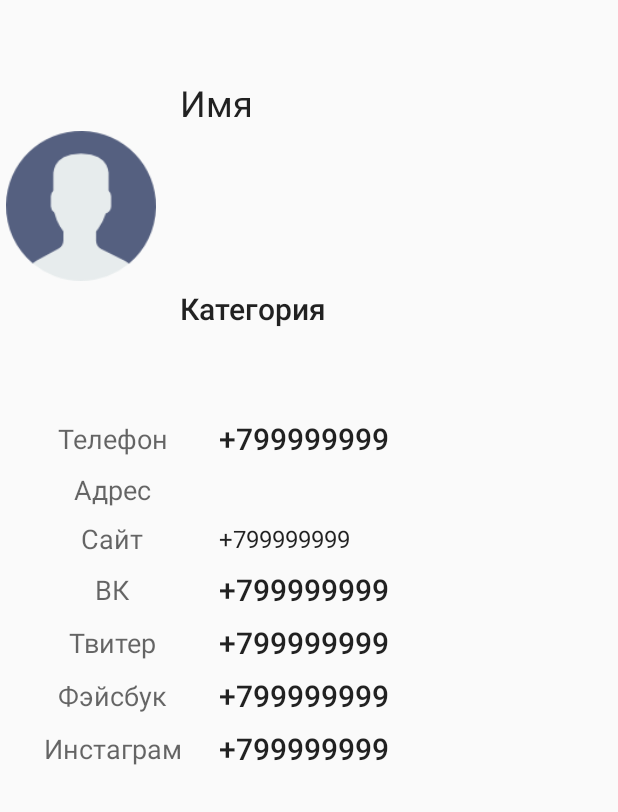
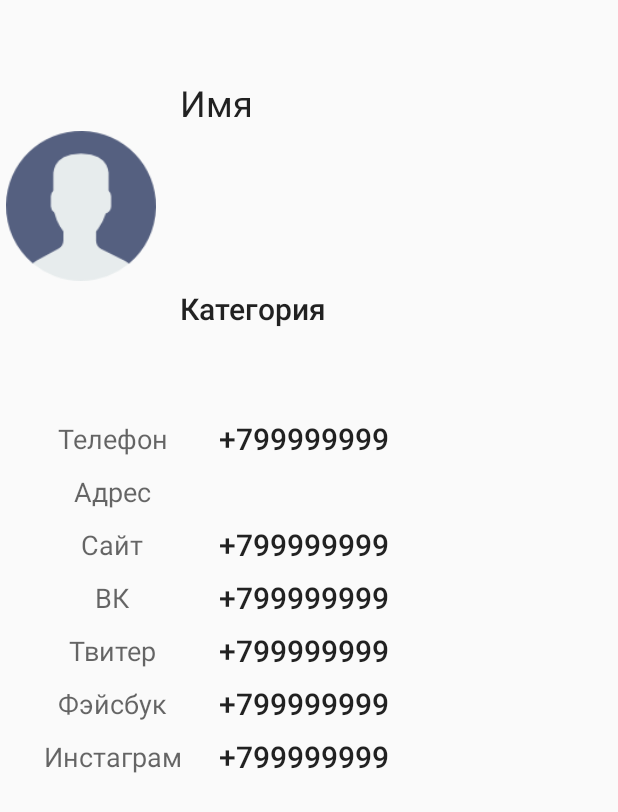
Before and after one commit to kenigteh/Profse, an Android app: the layout client_card.xml on its own in the app's theme, with its tools: preview values and no code run, on a phone screen of 412 x 824 dp. Shown: the top 812 px of the screen. Run offline under Robolectric (Android 15) with nearby library versions, the phone set to English and light mode, and no system bars.

Commit message:
Third! The shit gone real. Lot's of small stuff i layouts, but yet no registration and 21 API still broke

```diff
--- a/app/src/main/java/com/ivlup/profse/FragmentClientCard.java
+++ b/app/src/main/java/com/ivlup/profse/FragmentClientCard.java
@@ -47,6 +47,7 @@ public class FragmentClientCard extends Fragment {
         TextView cCategory = view.findViewById(R.id.client_category);
         cCategory.setText(category);
 
+
         TextView cPhone = view.findViewById(R.id.client_phone);
         cPhone.setText(MainActivity.mapClients.get(name).getPhone());
 
@@ -70,25 +71,25 @@ public class FragmentClientCard extends Fragment {
 
 
         LinearLayout phone_layout = (LinearLayout) view.findViewById(R.id.number_layout);
-        if (MainActivity.mapClients.get(name).getPhone().isEmpty()) phone_layout.setVisibility(View.INVISIBLE);
+        if (String.valueOf(cPhone.getText()).isEmpty()) phone_layout.setVisibility(View.GONE);
 
         LinearLayout adress_layout = (LinearLayout) view.findViewById(R.id.address_layout);
-        if (MainActivity.mapClients.get(name).getAddress().isEmpty()) adress_layout.setVisibility(View.INVISIBLE);
+        if (String.valueOf(cAddress.getText()).isEmpty()) adress_layout.setVisibility(View.GONE);
 
         LinearLayout site_layout = (LinearLayout) view.findViewById(R.id.site_layout);
-        if (MainActivity.mapClients.get(name).getSite().isEmpty()) site_layout.setVisibility(View.INVISIBLE);
+        if (String.valueOf(cSite.getText()).isEmpty()) site_layout.setVisibility(View.GONE);
 
         LinearLayout vk_layout = (LinearLayout) view.findViewById(R.id.vk_layout);
-        if (MainActivity.mapClients.get(name).getVk().isEmpty()) vk_layout.setVisibility(View.INVISIBLE);
+        if (String.valueOf(cVk.getText()).isEmpty()) vk_layout.setVisibility(View.GONE);
 
         LinearLayout twitter_layout = (LinearLayout) view.findViewById(R.id.twitter_layout);
-        if (MainActivity.mapClients.get(name).getTwitter().isEmpty()) twitter_layout.setVisibility(View.INVISIBLE);
+        if (String.valueOf(cTwitter.getText()).isEmpty()) twitter_layout.setVisibility(View.GONE);
 
         LinearLayout facebook_layout = (LinearLayout) view.findViewById(R.id.facebook_layout);
-        if (MainActivity.mapClients.get(name).getFacebook().isEmpty()) facebook_layout.setVisibility(View.INVISIBLE);
+        if (String.valueOf(cFacebook.getText()).isEmpty()) facebook_layout.setVisibility(View.GONE);
 
         LinearLayout instagram_layout = (LinearLayout) view.findViewById(R.id.instagram_layout);
-        if (MainActivity.mapClients.get(name).getInstagram().isEmpty()) instagram_layout.setVisibility(View.INVISIBLE);
+        if (String.valueOf(cInstagram.getText()).isEmpty()) instagram_layout.setVisibility(View.GONE);
 
 
 
--- a/app/src/main/res/layout/client_card.xml
+++ b/app/src/main/res/layout/client_card.xml
@@ -76,7 +76,7 @@
                 android:layout_weight="1"
                 android:orientation="horizontal"
                 android:layout_width="match_parent"
-                android:layout_height="0dp">
+                android:layout_height="wrap_content">
                 <TextView
                     android:gravity="center"
                     style="@style/TextAppearance.AppCompat.Medium"
@@ -92,7 +92,8 @@
                     style="@style/TextAppearance.AppCompat.Title"
                     android:layout_weight="2"
                     android:layout_width="0dp"
-                    android:layout_height="match_parent"
+                    android:layout_height="wrap_content"
+                    android:maxLines="2"
                     android:text="+799999999"/>
 
             </LinearLayout>
@@ -104,7 +105,7 @@
 
                 android:orientation="horizontal"
                 android:layout_width="match_parent"
-                android:layout_height="0dp">
+                android:layout_height="wrap_content">
                 <TextView
                     android:gravity="center"
                     style="@style/TextAppearance.AppCompat.Medium"
@@ -116,10 +117,10 @@
                     android:id="@+id/client_address"
                     android:gravity="center_vertical"
                     android:layout_marginLeft="7dp"
-                    style="@style/TextAppearance.AppCompat.Subhead"
+                    style="@style/TextAppearance.AppCompat.Title"
                     android:layout_weight="2"
                     android:layout_width="0dp"
-                    android:layout_height="match_parent"
+                    android:layout_height="wrap_content"
                     android:text=""/>
 
             </LinearLayout>
@@ -131,7 +132,7 @@
                 android:layout_weight="1"
                 android:orientation="horizontal"
                 android:layout_width="match_parent"
-                android:layout_height="0dp">
+                android:layout_height="wrap_content">
                 <TextView
                     android:gravity="center"
                     style="@style/TextAppearance.AppCompat.Medium"
@@ -144,10 +145,10 @@
                     android:gravity="center_vertical"
                     android:autoLink="web"
                     android:layout_marginLeft="7dp"
-                    style="@style/TextAppearance.AppCompat.Subhead"
+                    style="@style/TextAppearance.AppCompat.Title"
                     android:layout_weight="2"
                     android:layout_width="0dp"
-                    android:layout_height="match_parent"
+                    android:layout_height="wrap_content"
                     android:text="+799999999"/>
 
             </LinearLayout>
@@ -159,7 +160,7 @@
 
                 android:orientation="horizontal"
                 android:layout_width="match_parent"
-                android:layout_height="0dp">
+                android:layout_height="wrap_content">
                 <TextView
                     android:gravity="center"
                     style="@style/TextAppearance.AppCompat.Medium"
@@ -175,7 +176,7 @@
                     style="@style/TextAppearance.AppCompat.Title"
                     android:layout_weight="2"
                     android:layout_width="0dp"
-                    android:layout_height="match_parent"
+                    android:layout_height="wrap_content"
                     android:text="+799999999"/>
 
             </LinearLayout>
@@ -187,7 +188,7 @@
                 android:id="@+id/twitter_layout"
 
                 android:layout_width="match_parent"
-                android:layout_height="0dp">
+                android:layout_height="wrap_content">
                 <TextView
                     android:gravity="center"
                     style="@style/TextAppearance.AppCompat.Medium"
@@ -203,7 +204,7 @@
                     style="@style/TextAppearance.AppCompat.Title"
                     android:layout_weight="2"
                     android:layout_width="0dp"
-                    android:layout_height="match_parent"
+                    android:layout_height="wrap_content"
                     android:text="+799999999"/>
 
             </LinearLayout>
@@ -215,7 +216,7 @@
                 android:id="@+id/facebook_layout"
 
                 android:layout_width="match_parent"
-                android:layout_height="0dp">
+                android:layout_height="wrap_content">
                 <TextView
                     android:gravity="center"
                     style="@style/TextAppearance.AppCompat.Medium"
@@ -231,7 +232,7 @@
                     style="@style/TextAppearance.AppCompat.Title"
                     android:layout_weight="2"
                     android:layout_width="0dp"
-                    android:layout_height="match_parent"
+                    android:layout_height="wrap_content"
                     android:text="+799999999"/>
 
             </LinearLayout>
@@ -243,7 +244,7 @@
                 android:layout_weight="1"
                 android:orientation="horizontal"
                 android:layout_width="match_parent"
-                android:layout_height="0dp">
+                android:layout_height="wrap_content">
                 <TextView
                     android:gravity="center"
                     style="@style/TextAppearance.AppCompat.Medium"
@@ -259,7 +260,7 @@
                     style="@style/TextAppearance.AppCompat.Title"
                     android:layout_weight="2"
                     android:layout_width="0dp"
-                    android:layout_height="match_parent"
+                    android:layout_height="wrap_content"
                     android:text="+799999999"/>
 
             </LinearLayout>
```
